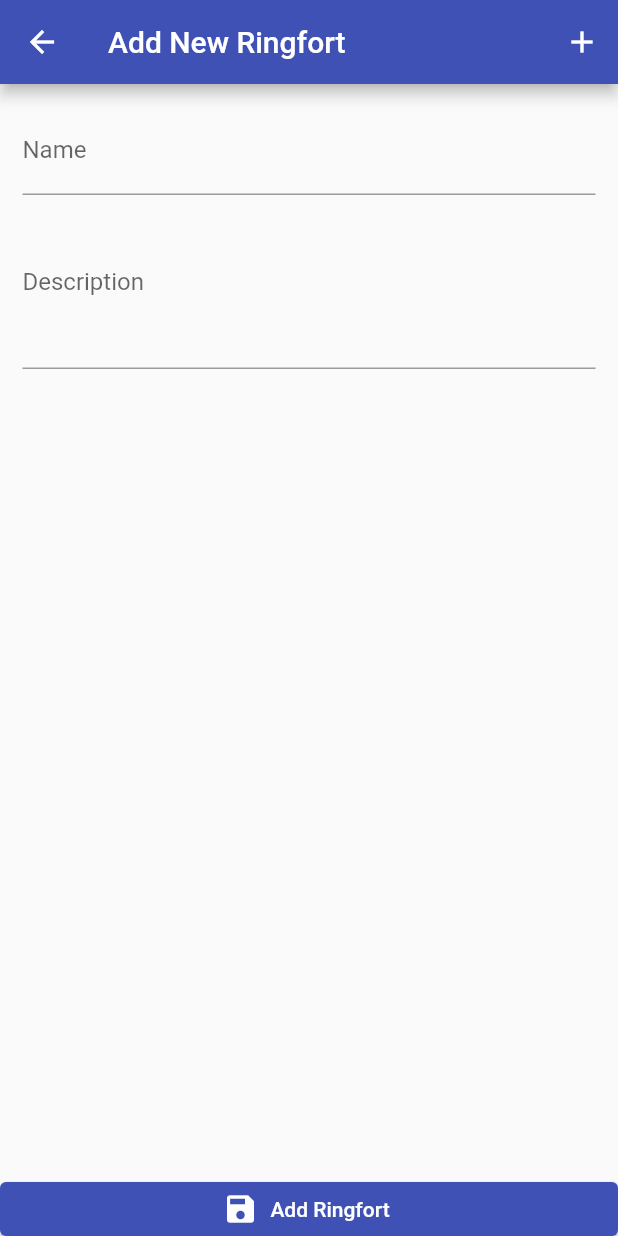
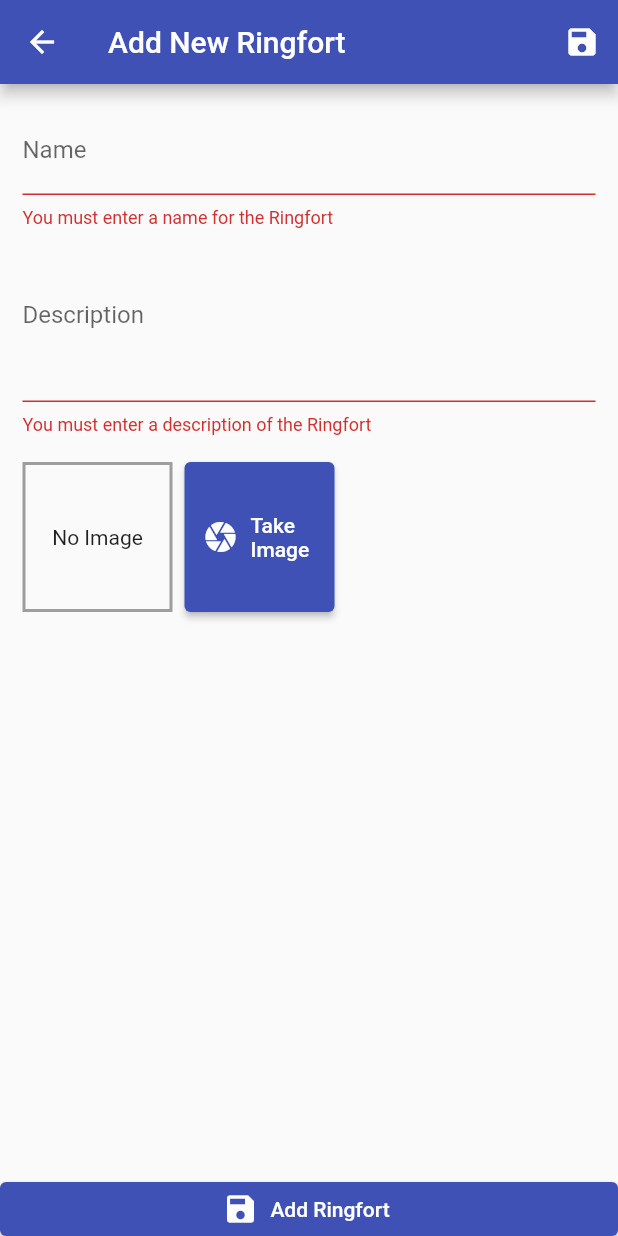
Before and after one commit to Davidcorrigan1/RingfortFlutterApp, a Flutter app: the AddRingfortScreen screen opened by its route, after a tap on "Add Ringfort", on a phone screen of 412 x 824 dp. Run offline on Flutter 3.47's test engine with Material 2 defaults, Android fonts, the phone set to English and light mode, and no system bars; our stand-ins replace image_picker.

Commit message:
inital version of the add ringfort screen

```diff
--- a/lib/screens/add_ringfort_screen.dart
+++ b/lib/screens/add_ringfort_screen.dart
@@ -1,4 +1,10 @@
 import 'package:flutter/material.dart';
+import 'package:provider/provider.dart';
+
+import '../models/historic_site.dart';
+import '../providers/historic_sites_provider.dart';
+
+import '../widgets/image_input.dart';
 
 class AddRingfortScreen extends StatefulWidget {
   // Screen Route name to add to route table
@@ -10,11 +16,38 @@ class AddRingfortScreen extends StatefulWidget {
 
 class _AddRingfortScreenState extends State<AddRingfortScreen> {
   final _descFocusNode = FocusNode();
+  // Create a global key so we can interact with the widget from code
+  final _form = GlobalKey<FormState>();
+  // Create an initialize HistoricSite object
+  var _newSite = HistoricSite(
+    uid: null,
+    siteName: '',
+    siteDesc: '',
+    latitude: 0.0,
+    longitude: 0.0,
+    address: '',
+    image: null,
+  );
 
   @override
   void dispose() {
     _descFocusNode.dispose();
     super.dispose();
+  }
+
+  // Function which will be call to submit form if there are
+  // no validation errors found.
+  void _saveForm() {
+    final noErrors = _form.currentState.validate();
+
+    if (!noErrors) {
+      return;
+    }
+    _form.currentState.save();
+
+    Provider.of<HistoricSitesProvider>(context, listen: false)
+        .addSite(_newSite);
+    Navigator.of(context).pop();
   }
 
   @override
@@ -24,8 +57,8 @@ class _AddRingfortScreenState extends State<AddRingfortScreen> {
         title: Text('Add New Ringfort'),
         actions: [
           IconButton(
-            onPressed: () {},
-            icon: Icon(Icons.add),
+            onPressed: _saveForm,
+            icon: Icon(Icons.save),
           )
         ],
       ),
@@ -40,12 +73,15 @@ class _AddRingfortScreenState extends State<AddRingfortScreen> {
           Expanded(
             // This Form will have a nested column scrollable if necessary
             child: Form(
+              key: _form, // linking our form to the GlobalKey
               child: SingleChildScrollView(
                 child: Padding(
                   padding: const EdgeInsets.all(15.0),
                   child: Column(
                     children: [
+                      //--------------------------
                       // The Name form field
+                      //--------------------------
                       TextFormField(
                         decoration: InputDecoration(
                           labelText: 'Name',
@@ -54,8 +90,25 @@ class _AddRingfortScreenState extends State<AddRingfortScreen> {
                         onFieldSubmitted: (_) {
                           FocusScope.of(context).requestFocus(_descFocusNode);
                         },
+                        validator: (value) {
+                          if (value.isEmpty) {
+                            return 'You must enter a name for the Ringfort';
+                          }
+                          return null;
+                        },
+                        onSaved: (newValue) {
+                          _newSite = HistoricSite(
+                              uid: _newSite.uid,
+                              siteName: newValue,
+                              siteDesc: _newSite.siteDesc,
+                              latitude: _newSite.latitude,
+                              longitude: _newSite.longitude,
+                              image: _newSite.image);
+                        },
                       ),
+                      //---------------------------
                       // The Description form field
+                      //---------------------------
                       TextFormField(
                         decoration: InputDecoration(
                           labelText: 'Description',
@@ -64,7 +117,32 @@ class _AddRingfortScreenState extends State<AddRingfortScreen> {
                         keyboardType: TextInputType.multiline,
                         textInputAction: TextInputAction.next,
                         focusNode: _descFocusNode,
+                        // validation to happen
+                        validator: (value) {
+                          if (value.isEmpty) {
+                            return 'You must enter a description of the Ringfort';
+                          }
+                          if (value.length < 20) {
+                            return 'You must enter a description of at least 20 characters';
+                          }
+                          return null;
+                        },
+                        // what happens on saving the form
+                        onSaved: (newValue) {
+                          _newSite = HistoricSite(
+                              uid: _newSite.uid,
+                              siteName: _newSite.siteName,
+                              siteDesc: newValue,
+                              latitude: _newSite.latitude,
+                              longitude: _newSite.longitude,
+                              image: _newSite.image);
+                        },
                       ),
+                      SizedBox(
+                        height: 10,
+                      ),
+                      ImageInput(),
+
                     ],
                   ),
                 ),
@@ -76,7 +154,7 @@ class _AddRingfortScreenState extends State<AddRingfortScreen> {
               // Shrinks the space around the button
               tapTargetSize: MaterialTapTargetSize.shrinkWrap,
             ),
-            onPressed: () {},
+            onPressed: _saveForm,
             icon: Icon(Icons.save),
             label: Text(
               'Add Ringfort',
--- /dev/null
+++ b/lib/widgets/image_input.dart
@@ -0,0 +1,83 @@
+import 'dart:io' as io;
+
+import 'package:flutter/material.dart';
+import 'package:image_picker/image_picker.dart';
+
+class ImageInput extends StatefulWidget {
+  @override
+  _ImageInputState createState() => _ImageInputState();
+}
+
+class _ImageInputState extends State<ImageInput> {
+  io.File _siteImage;
+
+  Future<void> _takeCameraImage() async {
+    // Set up an image picker object
+    // and use it to take a picure on the camera
+    final imagePicker = ImagePicker();
+    final imageFile = await imagePicker.pickImage(
+      source: ImageSource.camera,
+      maxWidth: 600,
+    );
+
+    // Check if image taken or not
+    if (imageFile == null) {
+      return;
+    }
+
+    // store the image as a 'File' and trigger setState
+    setState(() {
+      _siteImage = io.File(imageFile.path);
+    });
+  }
+
+  @override
+  Widget build(BuildContext context) {
+    return Row(
+      children: [
+        Container(
+          width: 100,
+          height: 100,
+          decoration: BoxDecoration(
+            border: Border.all(
+              width: 2,
+              color: Colors.grey,
+            ),
+          ),
+          child: _siteImage != null
+              ? Image.file(
+                  _siteImage,
+                  fit: BoxFit.cover,
+                  width: double.infinity,
+                )
+              : Text(
+                  'No Image',
+                  textAlign: TextAlign.center,
+                ),
+          alignment: Alignment.center,
+        ),
+        SizedBox(
+          height: 10,
+        ),
+        Padding(
+          padding: const EdgeInsets.all(8.0),
+          child: Container(
+            width: 100,
+            height: 100,
+            child: ElevatedButton.icon(
+              style: ButtonStyle(
+                // Shrinks the space around the button
+                tapTargetSize: MaterialTapTargetSize.shrinkWrap,
+              ),
+              onPressed: _takeCameraImage,
+              icon: Icon(Icons.camera),
+              label: Text(
+                'Take Image',
+              ),
+            ),
+          ),
+        ),
+      ],
+    );
+  }
+}
--- a/pubspec.yaml
+++ b/pubspec.yaml
@@ -25,6 +25,8 @@ dependencies:
     sdk: flutter
   # Provider package to manage state
   provider: ^6.0.2
+  # For camera images and picking images
+  image_picker: ^0.8.4+4
 
 
   # The following adds the Cupertino Icons font to your application.
```
Also changed, not shown: lib/providers/historic_sites_provider.dart (+12 -2 lines), lib/widgets/input_form.dart (added), pubspec.lock, 1 other file.
